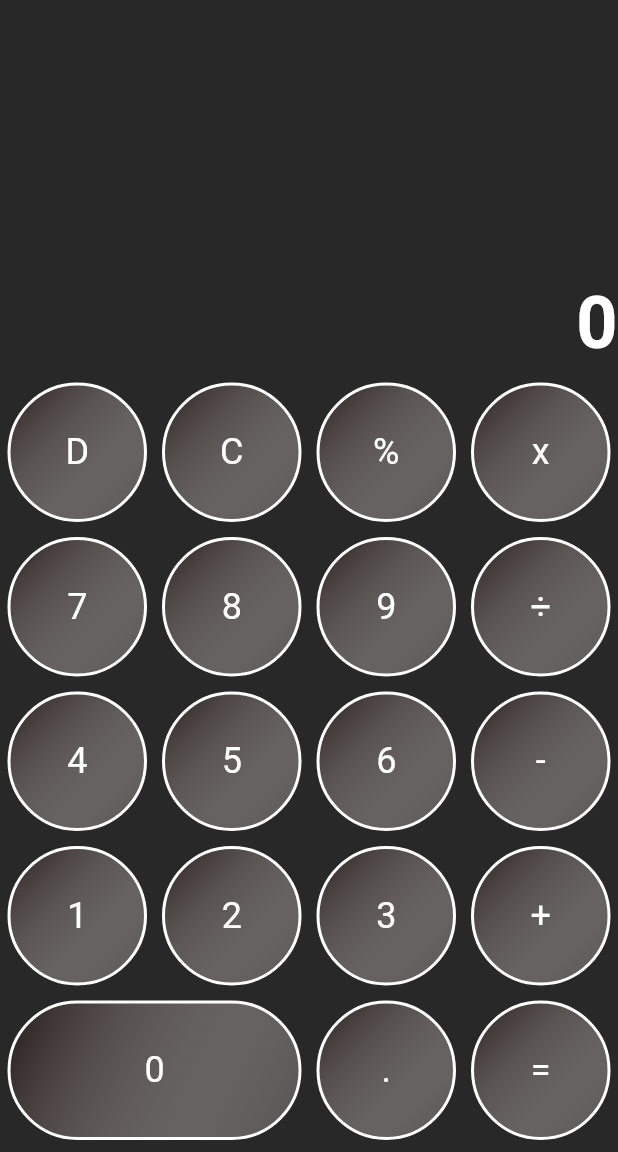
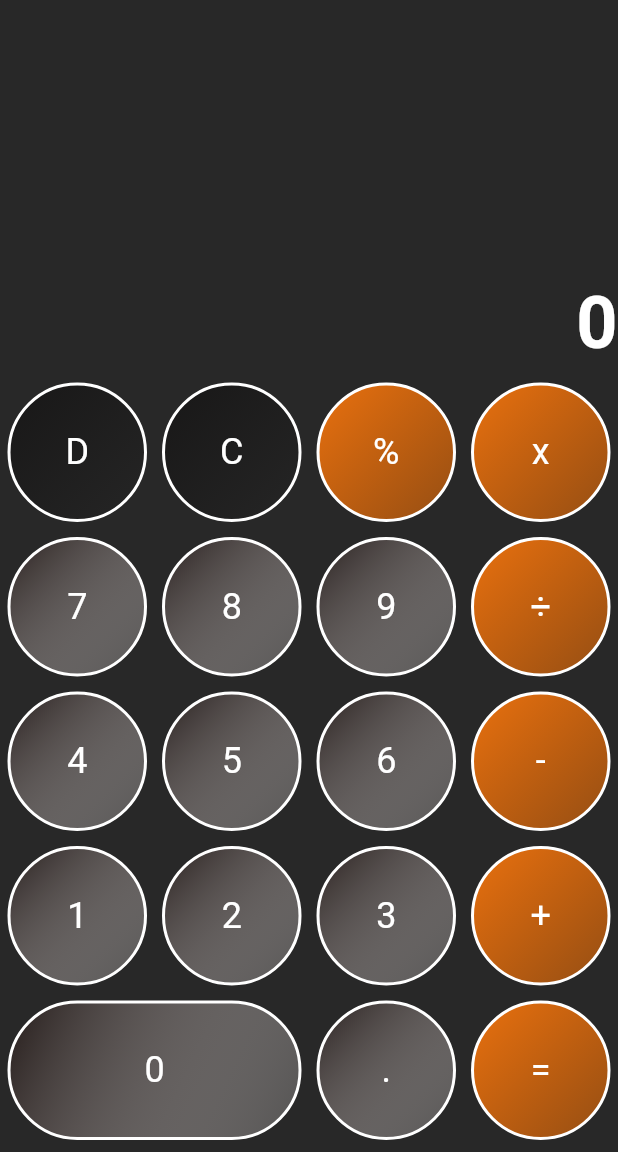
Before and after one commit to Huzaifa-Quadri/Calculator-App, a Flutter app: the screen it shows after launch, on a phone screen of 412 x 824 dp, the part 84-1236 px from its top. Run offline on Flutter 3.47's test engine with Material 3 defaults, Android fonts, the phone set to English and light mode, and no system bars.

Commit message:
Button Color corrected

```diff
--- a/lib/buildbutton.dart
+++ b/lib/buildbutton.dart
@@ -20,7 +20,34 @@ class NumberButton extends StatelessWidget {
         onTap: (){onButtonPress(bvalue);},
         child: Container(
           clipBehavior: Clip.hardEdge,
-          decoration: BoxDecoration(
+          decoration: [Btn.clr, Btn.del].contains(bvalue)? BoxDecoration(                    //first color for clear and delete
+            borderRadius: BorderRadius.circular(screenSize.width / 1),
+            border: Border.all(
+              color: Colors.white, // White border color
+              width: 2.0, // Adjust border width as needed
+            ),
+//* Button Coloring Segment
+            gradient: LinearGradient(colors: [
+              const Color.fromARGB(175, 17, 16, 16).withOpacity(0.7),
+              const Color.fromARGB(175, 17, 16, 16).withOpacity(0.1),
+            ],
+            begin: Alignment.topLeft,
+            end: Alignment.bottomRight,
+            )
+          ) : [Btn.add, Btn.subtract,Btn.multiply, Btn.divide, Btn.calculate, Btn.per].contains(bvalue) ? BoxDecoration(  //second color for operator buttons
+            borderRadius: BorderRadius.circular(screenSize.width / 1),
+            border: Border.all(
+              color: Colors.white, // White border color
+              width: 2.0, // Adjust border width as needed
+            ),
+            gradient: LinearGradient(colors: [
+              const Color.fromARGB(255, 255, 121, 12).withOpacity(0.9),
+              const Color.fromARGB(255, 255, 115, 0).withOpacity(0.5),
+            ],
+            begin: Alignment.topLeft,
+            end: Alignment.bottomRight,
+            )
+          ) : BoxDecoration(                                          //Third color for All keys (Grey)
             borderRadius: BorderRadius.circular(screenSize.width / 1),
             border: Border.all(
               color: Colors.white, // White border color
@@ -34,6 +61,7 @@ class NumberButton extends StatelessWidget {
             end: Alignment.bottomRight,
             )
           ),
+//* Button Coloring End
           child: Center(
             child: Text(
               bvalue,
```
Also changed, not shown: lib/main.dart (+0 -47 lines).
